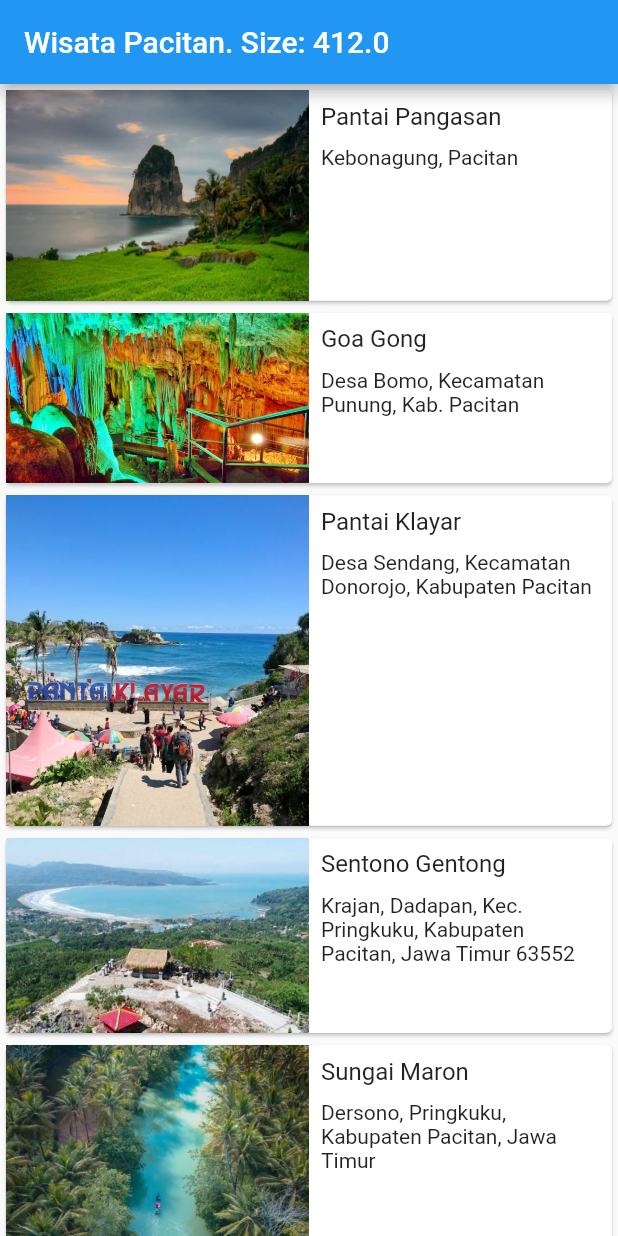
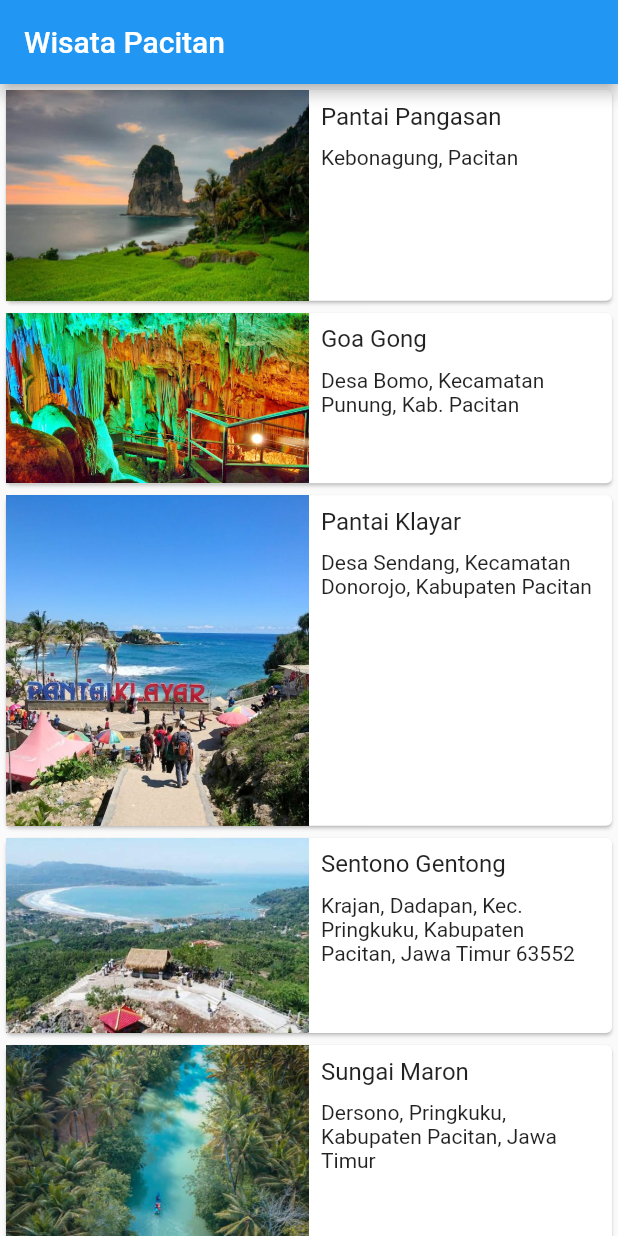
Before and after one commit to restupct/wisatapacitan, a Flutter app: the screen it shows after launch, on a phone screen of 412 x 824 dp. Run offline on Flutter 3.47's test engine with Material 2 defaults, Android fonts, the phone set to English and light mode, and no system bars.

Commit message:
build apk dan web

```diff
--- a/lib/detail_screen.dart
+++ b/lib/detail_screen.dart
@@ -268,7 +268,9 @@ class DetailWebPage extends StatelessWidget {
                                       ),
                                     ],
                                   ),
-                                  Container(
+                                  // wrapped with Expanded to make it scrollable
+                                  Expanded(
+                                      child: Container(
                                     padding:
                                         EdgeInsets.symmetric(vertical: 16.0),
                                     child: Text(
@@ -276,7 +278,7 @@ class DetailWebPage extends StatelessWidget {
                                       textAlign: TextAlign.justify,
                                       style: TextStyle(fontSize: 16.0),
                                     ),
-                                  ),
+                                  )),
                                 ],
                               ),
                             ),
--- a/lib/main_screen.dart
+++ b/lib/main_screen.dart
@@ -9,8 +9,7 @@ class MainScreen extends StatelessWidget {
   Widget build(BuildContext context) {
     return Scaffold(
       appBar: AppBar(
-        title:
-            Text('Wisata Pacitan. Size: ${MediaQuery.of(context).size.width}'),
+        title: Text('Wisata Pacitan'),
       ),
       body: LayoutBuilder(
         builder: (BuildContext context, BoxConstraints constraints) {
```
Also changed, not shown: 23 other files.
